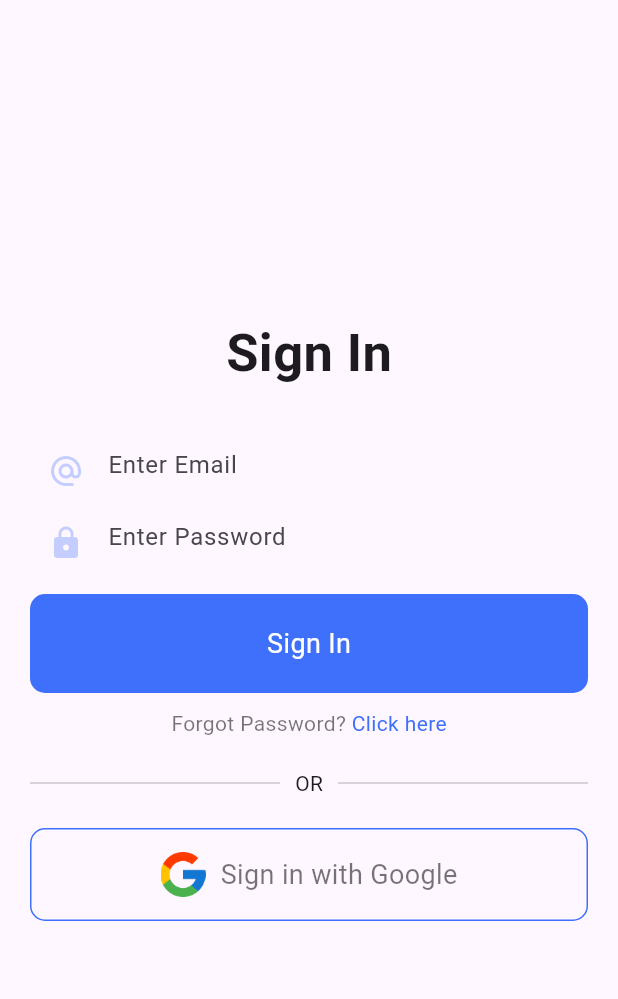
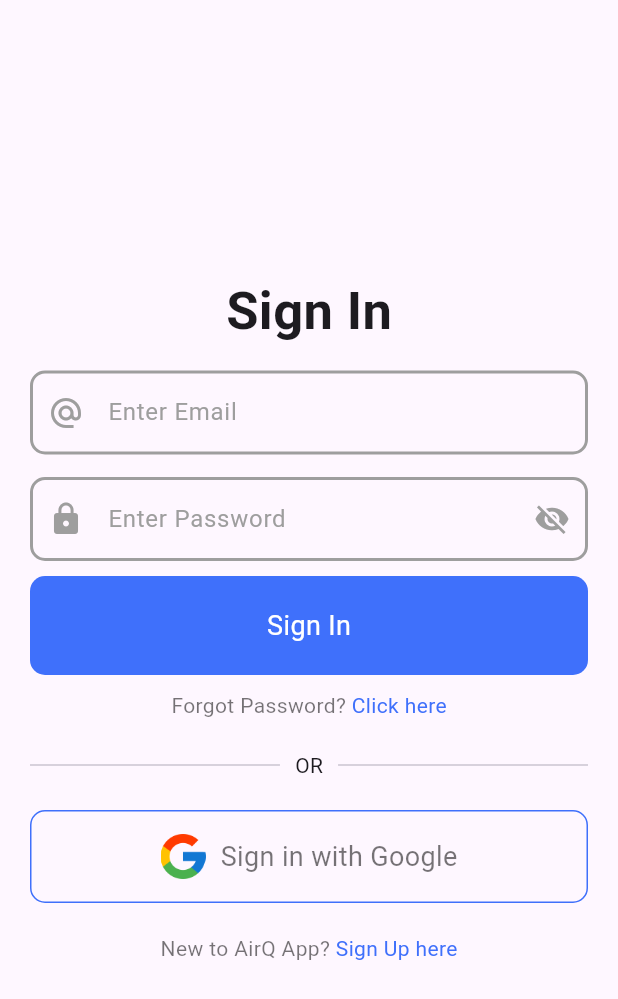
Before and after one commit to leyowi/air_quality_app, a Flutter app: the screen it shows after launch, after a tap on the "arrow forward ios" icon, after a tap on "Skip", on a phone screen of 412 x 824 dp. Shown: the top 999 px of the screen. Run offline on Flutter 3.47's test engine with Material 3 defaults, Android fonts, the phone set to English and light mode, and no system bars; our stand-ins replace page_transition.

Commit message:
Added SignIn Page

```diff
--- a/lib/ui/screens/forgotpass_page.dart
+++ b/lib/ui/screens/forgot_password.dart
@@ -5,6 +5,6 @@ class ForgotPasswordPage extends StatelessWidget {
 
   @override
   Widget build(BuildContext context) {
-    return Scaffold();
+    return const Scaffold();
   }
 }
--- a/lib/ui/screens/onboarding_screen.dart
+++ b/lib/ui/screens/onboarding_screen.dart
@@ -53,17 +53,17 @@ class OnboardingScreenState extends State<OnboardingScreen> {
             },
             controller: _pageController,
             children: [
-              createPage(
+              CreatePage(
                 image: 'assets/onboarding1.png', // 1st page image
                 title: Constants.titleOne, // 1st page title
                 description: Constants.descriptionOne, // 1st page description
               ),
-              createPage(
+              CreatePage(
                 image: 'assets/onboarding2.png', // 2nd page image
                 title: Constants.titleTwo, // 2nd page title
                 description: Constants.descriptionTwo, // 2nd page description
               ),
-              createPage(
+              CreatePage(
                 image: 'assets/onboarding3.png', // 3rd page image
                 title: Constants.titleThree, // 3rd page title
                 description: Constants.descriptionThree, // 3rd page description
@@ -114,7 +114,7 @@ class OnboardingScreenState extends State<OnboardingScreen> {
   // create the indicator decoration widget
   Widget _indicator(bool isActive) {
     return AnimatedContainer(
-      duration: Duration(milliseconds: 300),
+      duration: const Duration(milliseconds: 300),
       margin: const EdgeInsets.only(right: 5.0),
       height: 10.0,
       width: isActive ? 20 : 8,
@@ -139,12 +139,12 @@ class OnboardingScreenState extends State<OnboardingScreen> {
   }
 }
 
-class createPage extends StatelessWidget {
+class CreatePage extends StatelessWidget {
   final String title;
   final String description;
   final String image;
 
-  const createPage({
+  const CreatePage({
     Key? key, required this.title, required this.description, required this.image,
   }) : super(key: key);
 
--- a/lib/ui/screens/signin_page.dart
+++ b/lib/ui/screens/signin_page.dart
@@ -1,12 +1,25 @@
 import 'package:flutter/material.dart';
 import 'package:air_q/constants.dart';
-import 'package:air_q/ui/screens/customfieldtext.dart';
 import 'package:page_transition/page_transition.dart';
 import 'package:air_q/ui/screens/root_page.dart';
-import 'package:air_q/ui/screens/forgotpass_page.dart';
+import 'package:air_q/ui/screens/forgot_password.dart';
+import 'package:air_q/ui/screens/signup_page.dart';
 
-class SignInPage extends StatelessWidget {
+class SignInPage extends StatefulWidget {
   const SignInPage({super.key});
+
+  @override
+  _SignInPageState createState() => _SignInPageState();
+}
+
+class _SignInPageState extends State<SignInPage> {
+  bool _obscureText = true;
+
+  void _togglePasswordVisibility() {
+    setState(() {
+      _obscureText = !_obscureText;
+    });
+  }
 
   @override
   Widget build(BuildContext context) {
@@ -23,16 +36,73 @@ class SignInPage extends StatelessWidget {
               'Sign In',
               style: TextStyle(fontSize: 35, fontWeight: FontWeight.w700),
             ),
-            const SizedBox(height: 30),
-            const CustomFieldText(
-              icon: Icons.alternate_email,
-              obscureText: false,
-              hintText: 'Enter Email',
+            const SizedBox(height: 15),
+            TextField(
+              decoration: InputDecoration(
+                hintText: 'Enter Email',
+                hintStyle: const TextStyle(
+                    color: Colors.grey), // Set hint text color to grey
+                prefixIcon: const Icon(Icons.alternate_email,
+                    color: Colors.grey), // Set icon color to grey
+                border: OutlineInputBorder(
+                  borderRadius: BorderRadius.circular(10),
+                  borderSide: const BorderSide(
+                    color: Colors.grey,
+                    width: 2,
+                  ),
+                ),
+                enabledBorder: OutlineInputBorder(
+                  borderRadius: BorderRadius.circular(10),
+                  borderSide: const BorderSide(
+                    color: Colors.grey,
+                    width: 2,
+                  ),
+                ),
+                focusedBorder: OutlineInputBorder(
+                  borderRadius: BorderRadius.circular(10),
+                  borderSide: BorderSide(
+                    color: Constants.primaryColor,
+                    width: 2,
+                  ),
+                ),
+              ),
             ),
-            const CustomFieldText(
-              icon: Icons.lock,
-              obscureText: true,
-              hintText: 'Enter Password',
+            const SizedBox(height: 15),
+            TextField(
+              obscureText: _obscureText,
+              decoration: InputDecoration(
+                hintText: 'Enter Password',
+                hintStyle: const TextStyle(color: Colors.grey),
+                prefixIcon: const Icon(Icons.lock, color: Colors.grey),
+                suffixIcon: IconButton(
+                  icon: Icon(
+                    _obscureText ? Icons.visibility_off : Icons.visibility,
+                    color: Colors.grey,
+                  ),
+                  onPressed: _togglePasswordVisibility,
+                ),
+                border: OutlineInputBorder(
+                  borderRadius: BorderRadius.circular(10),
+                  borderSide: const BorderSide(
+                    color: Colors.grey,
+                    width: 2,
+                  ),
+                ),
+                enabledBorder: OutlineInputBorder(
+                  borderRadius: BorderRadius.circular(10),
+                  borderSide: const BorderSide(
+                    color: Colors.grey,
+                    width: 2,
+                  ),
+                ),
+                focusedBorder: OutlineInputBorder(
+                  borderRadius: BorderRadius.circular(10),
+                  borderSide: BorderSide(
+                    color: Constants.primaryColor,
+                    width: 2,
+                  ),
+                ),
+              ),
             ),
             const SizedBox(height: 10),
             GestureDetector(
@@ -97,7 +167,7 @@ class SignInPage extends StatelessWidget {
               ),
             ),
             const SizedBox(height: 20),
-            Row(
+            const Row(
               children: [
                 Expanded(child: Divider()),
                 Padding(
@@ -133,6 +203,38 @@ class SignInPage extends StatelessWidget {
                 ],
               ),
             ),
+            const SizedBox(height: 20),
+            GestureDetector(
+              onTap: () {
+                Navigator.pushReplacement(
+                  context,
+                  PageTransition(
+                    type: PageTransitionType.bottomToTop,
+                    child: const SignUpPage(),
+                  ),
+                );
+              },
+              child: Center(
+                child: Text.rich(
+                  TextSpan(
+                    children: [
+                      TextSpan(
+                        text: 'New to AirQ App? ',
+                        style: TextStyle(
+                          color: Constants.blackColor,
+                        ),
+                      ),
+                      TextSpan(
+                        text: 'Sign Up here',
+                        style: TextStyle(
+                          color: Constants.primaryColor,
+                        ),
+                      ),
+                    ],
+                  ),
+                ),
+              ),
+            ),
           ],
         ),
       ),
--- /dev/null
+++ b/lib/ui/screens/signup_page.dart
@@ -0,0 +1,10 @@
+import 'package:flutter/material.dart';
+
+class SignUpPage extends StatelessWidget {
+  const SignUpPage({super.key});
+
+  @override
+  Widget build(BuildContext context) {
+    return const Scaffold();
+  }
+}
--- a/pubspec.yaml
+++ b/pubspec.yaml
@@ -35,6 +35,7 @@ dependencies:
   # The following adds the Cupertino Icons font to your application.
   # Use with the CupertinoIcons class for iOS style icons.
   cupertino_icons: ^1.0.8
+  flutter_lints: ^2.0.0
 
 dev_dependencies:
   flutter_test:
```
Also changed, not shown: lib/ui/screens/widgets/custom_text_field.dart (renamed from lib/ui/screens/customfieldtext.dart), pubspec.lock.
